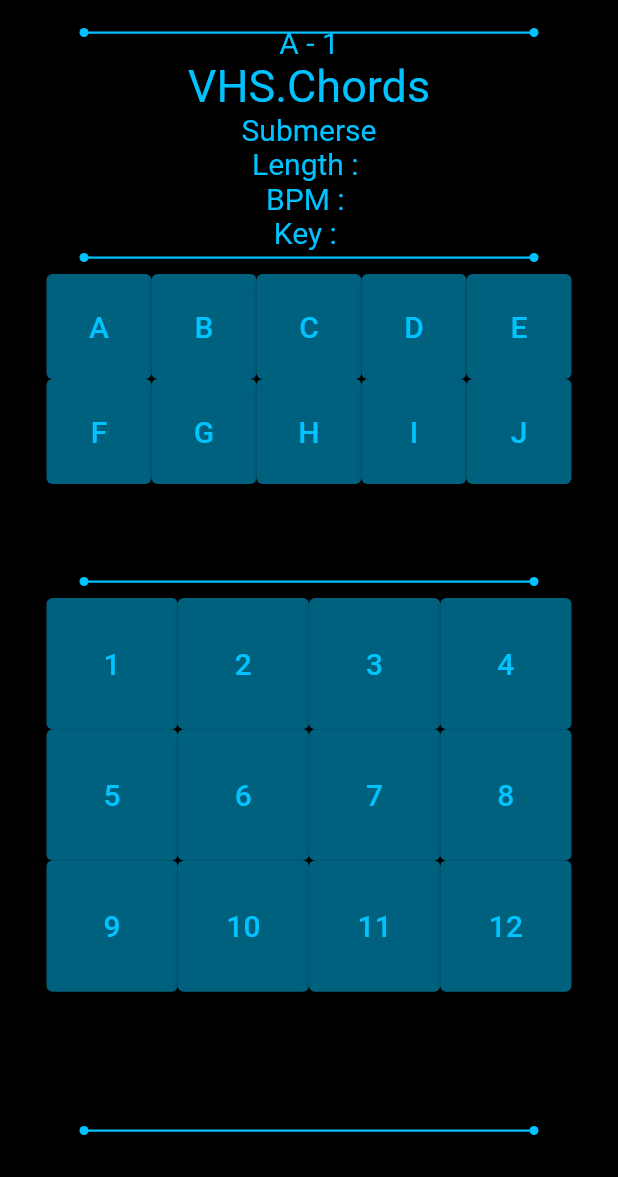
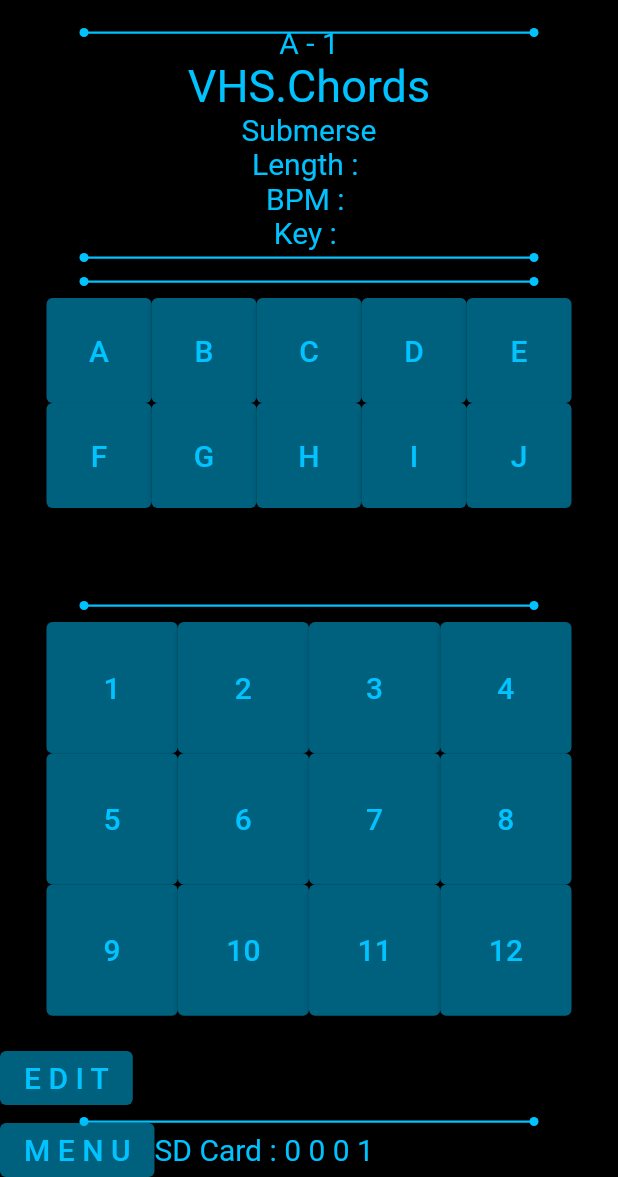
Before and after one commit to mxmx-wsus/simple_sample_manager, a Flutter app: the screen it shows after launch, on a phone screen of 412 x 824 dp, the part 59-1236 px from its top. Run offline on Flutter 3.47's test engine with Material 2 defaults, Android fonts, the phone set to English and light mode, and no system bars; our stand-ins replace google_fonts; Roboto replaces fonts that are missing (Jura).

Commit message:
各部品の作成

```diff
--- a/lib/app.dart
+++ b/lib/app.dart
@@ -2,7 +2,7 @@
 import 'package:google_fonts/google_fonts.dart';
 import 'package:flutter/material.dart';
 import 'package:simple_sample_manager/constant/constant_strings.dart';
-import 'package:simple_sample_manager/view/top_page.dart';
+import 'package:simple_sample_manager/view/top_page_view.dart';
 
 class MyApp extends StatelessWidget {
   const MyApp({super.key});
--- /dev/null
+++ b/lib/constant/edit_button.dart
@@ -0,0 +1,25 @@
+import 'package:flutter/material.dart';
+
+class EditButton extends StatelessWidget {
+  const EditButton({
+    Key? key,
+  }) : super(key: key);
+
+  @override
+  Widget build(BuildContext context) {
+    return ElevatedButton(
+      style: ElevatedButton.styleFrom(
+        foregroundColor: Color.fromARGB(255, 0, 195, 255),
+        backgroundColor: Color.fromARGB(127, 0, 195, 255),
+        fixedSize: Size.fromHeight(20),
+      ),
+      onPressed: () {
+        //ボタンが押されたら「SelectBankPage」へ遷移する
+      },
+      child: const Text(
+        'E D I T',
+        style: TextStyle(fontSize: 20.0),
+      ),
+    );
+  }
+}
--- /dev/null
+++ b/lib/constant/menu_button.dart
@@ -0,0 +1,25 @@
+import 'package:flutter/material.dart';
+
+class MenuButton extends StatelessWidget {
+  const MenuButton({
+    Key? key,
+  }) : super(key: key);
+
+  @override
+  Widget build(BuildContext context) {
+    return ElevatedButton(
+      style: ElevatedButton.styleFrom(
+        foregroundColor: Color.fromARGB(255, 0, 195, 255),
+        backgroundColor: Color.fromARGB(127, 0, 195, 255),
+        fixedSize: Size.fromHeight(20),
+      ),
+      onPressed: () {
+        //ボタンが押されたら「SelectBankPage」へ遷移する
+      },
+      child: const Text(
+        'M E N U',
+        style: TextStyle(fontSize: 20.0),
+      ),
+    );
+  }
+}
--- a/lib/view/bank_button_area_view.dart
+++ b/lib/view/bank_button_area_view.dart
@@ -8,7 +8,7 @@ class BankButtonArea extends StatelessWidget {
       height: 200,
       width: 350,
       child: AspectRatio(
-        aspectRatio: 1 / 0.5,
+        aspectRatio: 1 / 0.3,
         child: GridView.count(
           physics: const NeverScrollableScrollPhysics(),
           crossAxisCount: 5,
@@ -34,7 +34,6 @@ class BankButtonArea extends StatelessWidget {
   }
 }
 
-// キーボタン
 class BankButton extends StatelessWidget {
   final String _keyWord;
   const BankButton(
--- /dev/null
+++ b/lib/view/footer_area_view.dart
@@ -0,0 +1,21 @@
+import 'package:flutter/material.dart';
+import 'package:simple_sample_manager/constant/menu_button.dart';
+
+class FooterArea extends StatelessWidget {
+  const FooterArea({Key? key}) : super(key: key);
+  @override
+  Widget build(BuildContext context) {
+    return Row(
+      children: [
+        MenuButton(),
+        const Text(
+          'SD Card : 0 0 0 1',
+          style: const TextStyle(
+            fontSize: 20,
+            color: Color(0xff00C2FF),
+          ),
+        ),
+      ],
+    );
+  }
+}
--- a/lib/view/pad_button_area_view.dart
+++ b/lib/view/pad_button_area_view.dart
@@ -1,11 +1,14 @@
 import 'package:flutter/material.dart';
+import 'package:simple_sample_manager/constant/edit_button.dart';
 
 class PadButtonArea extends StatelessWidget {
   const PadButtonArea({Key? key}) : super(key: key);
   @override
   Widget build(BuildContext context) {
-    return SizedBox(
-      height: 350,
+    return Column(
+      children: [
+        SizedBox(
+          height: 280,
           width: 350,
           child: AspectRatio(
             aspectRatio: 1 / 1,
@@ -32,11 +35,19 @@ class PadButtonArea extends StatelessWidget {
               }).toList(),
             ),
           ),
+        ),
+        Row(
+          children: [
+            const EditButton(),
+            // グラデーションしているアイコンをおく。
+            const Text('グラデーションアイコン'),
+          ],
+        ),
+      ],
     );
   }
 }
 
-// キーボタン
 class PadButton extends StatelessWidget {
   final String _keyWord;
   const PadButton(
@@ -53,7 +64,7 @@ class PadButton extends StatelessWidget {
         fixedSize: Size.fromHeight(20),
       ),
       onPressed: () {
-        //ボタンが押されたら「textfield.dart」のDisplauControllerに「_keyWord」を追加する。
+        //ボタンが押されたらメインディスプレイにサンプル情報を表示させる。
       },
       child: Text(
         _keyWord,
--- a/lib/view/top_page.dart
+++ b/lib/view/top_page_view.dart
@@ -3,6 +3,7 @@ import 'package:simple_sample_manager/constant/constant_strings.dart';
 import 'package:simple_sample_manager/constant/separate_line.dart';
 import 'package:simple_sample_manager/constant/space_box.dart';
 import 'package:simple_sample_manager/view/bank_button_area_view.dart';
+import 'package:simple_sample_manager/view/footer_area_view.dart';
 import 'package:simple_sample_manager/view/main_display_view.dart';
 import 'package:simple_sample_manager/view/pad_button_area_view.dart';
 
@@ -41,6 +42,10 @@ class _MyHomePageState extends State<MyHomePage> {
             painter: SeparateLine(),
           ),
           const SpaceBox(),
+          CustomPaint(
+            painter: SeparateLine(),
+          ),
+          const SpaceBox(),
           const BankButtonArea(),
           CustomPaint(
             painter: SeparateLine(),
@@ -50,6 +55,7 @@ class _MyHomePageState extends State<MyHomePage> {
           CustomPaint(
             painter: SeparateLine(),
           ),
+          const FooterArea(),
         ])));
   }
 }
```
Lines whose indentation alone changed are shown as unchanged.
